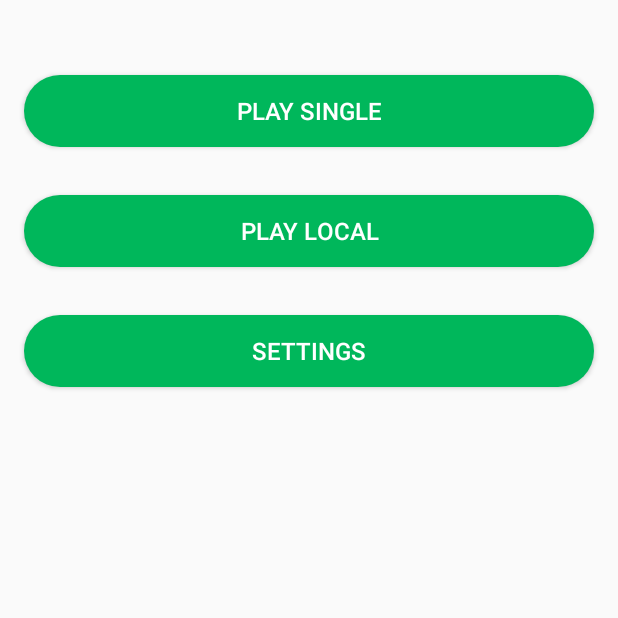
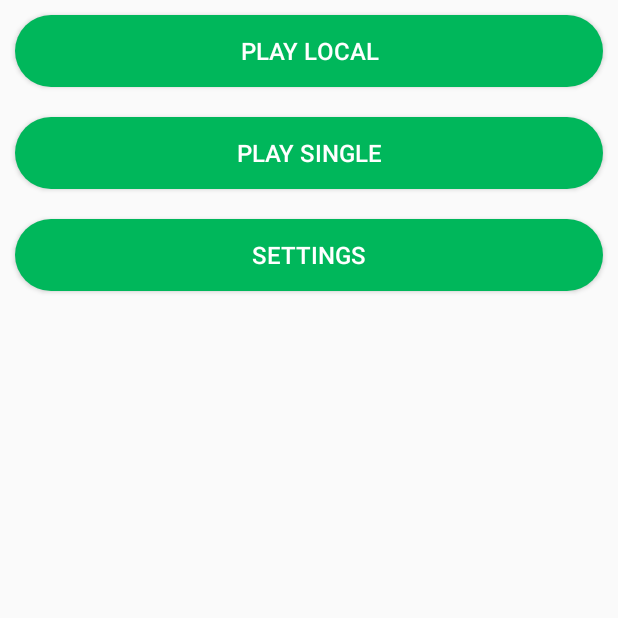
Before and after one commit to dawidd6/AndTTT, an Android app: the screen it shows after launch (MenuActivity before the commit, BaseActivity after it), on a phone screen of 412 x 824 dp, the top half of it. Run offline under Robolectric (Android 15) with nearby library versions, the phone set to English and light mode, and no system bars.

Commit message:
initial fragmentation

```diff
--- a/app/build.gradle
+++ b/app/build.gradle
@@ -26,6 +26,10 @@ android {
             }
         }
     }
+    compileOptions {
+        targetCompatibility 1.8
+        sourceCompatibility 1.8
+    }
 }
 
 dependencies {
--- a/app/src/main/java/com/github/dawidd6/andttt/BaseActivity.java
+++ b/app/src/main/java/com/github/dawidd6/andttt/BaseActivity.java
@@ -1,35 +1,60 @@
 package com.github.dawidd6.andttt;
 
 import android.app.Activity;
+import android.app.Fragment;
+import android.app.FragmentTransaction;
 import android.content.SharedPreferences;
 import android.graphics.Color;
 import android.os.Bundle;
 import android.preference.PreferenceManager;
+import android.support.v4.app.FragmentActivity;
+import android.util.Log;
+import android.view.WindowManager;
 import android.view.WindowManager;
 
-public abstract class BaseActivity extends Activity {
+public class BaseActivity extends Activity {
     protected boolean isNightModeEnabled;
     protected boolean isAnimationEnabled;
     protected boolean isStatusBarEnabled;
     protected int animation_duration;
     protected int colorForeground;
-    protected int colorBackground;
 
     @Override
     protected void onCreate(Bundle savedInstanceState) {
         SharedPreferences prefs = PreferenceManager.getDefaultSharedPreferences(this);
-        isNightModeEnabled = prefs.getBoolean("night_mode", false);
+
         isAnimationEnabled = prefs.getBoolean("animations", true);
         isStatusBarEnabled = prefs.getBoolean("show_status_bar", false);
+        isNightModeEnabled = prefs.getBoolean("night_mode", false);
 
-        colorBackground = getResources().getColor(isNightModeEnabled ? R.color.color_black : R.color.color_light);
+        animation_duration = isAnimationEnabled ? 600 : 0;
         colorForeground = isNightModeEnabled ? Color.WHITE : Color.BLACK;
-        animation_duration = isAnimationEnabled ? 600 : 0;
 
         if(isStatusBarEnabled)
             getWindow().clearFlags(WindowManager.LayoutParams.FLAG_FULLSCREEN);
 
         setTheme(isNightModeEnabled ? R.style.theme_dark : R.style.theme_light);
+
         super.onCreate(savedInstanceState);
+        setContentView(R.layout.activity);
+
+        replaceFragment(new MenuFragment(), R.id.placeholder1);
+    }
+
+    @Override
+    protected void onSaveInstanceState(Bundle outState) {
+        super.onSaveInstanceState(outState);
+
+    }
+
+    public void replaceFragment(Fragment frag, int layout){
+        FragmentTransaction t = getFragmentManager().beginTransaction();
+        t.setCustomAnimations(
+                R.animator.slide_in_left,
+                R.animator.slide_out_right,
+                R.animator.slide_in_right,
+                R.animator.slide_out_left);
+        t.replace(layout, frag);
+        t.commit();
     }
 }
--- a/app/src/main/java/com/github/dawidd6/andttt/MenuActivity.java
+++ b/app/src/main/java/com/github/dawidd6/andttt/MenuActivity.java
@@ -2,12 +2,8 @@ package com.github.dawidd6.andttt;
 
 import android.content.Intent;
 import android.os.Bundle;
-import android.os.Handler;
 import android.preference.PreferenceManager;
 import android.view.View;
-
-import com.daimajia.androidanimations.library.Techniques;
-import com.daimajia.androidanimations.library.YoYo;
 
 @SuppressWarnings("unused")
 public class MenuActivity extends BaseActivity {
@@ -15,7 +11,7 @@ public class MenuActivity extends BaseActivity {
     protected void onCreate(Bundle savedInstanceState) {
         PreferenceManager.setDefaultValues(this, R.xml.settings, false);
         super.onCreate(savedInstanceState);
-        setContentView(R.layout.activity_menu);
+        setContentView(R.layout.menu);
     }
 
     public void switchActivity(Class c) {
--- /dev/null
+++ b/app/src/main/java/com/github/dawidd6/andttt/MenuFragment.java
@@ -0,0 +1,24 @@
+package com.github.dawidd6.andttt;
+
+import android.app.Activity;
+import android.app.Fragment;
+import android.os.Bundle;
+import android.view.LayoutInflater;
+import android.view.View;
+import android.view.ViewGroup;
+import android.widget.Button;
+
+public class MenuFragment extends Fragment {
+    @Override
+    public View onCreateView(LayoutInflater inflater, ViewGroup parent, Bundle savedInstanceState) {
+        return inflater.inflate(R.layout.menu, parent, false);
+    }
+
+    @Override
+    public void onViewCreated(View view, Bundle savedInstanceState) {
+        Button settingsButton = view.findViewById(R.id.settingsButton);
+        settingsButton.setOnClickListener(v -> {
+            ((BaseActivity)getActivity()).replaceFragment(new SettingsFragment(), R.id.placeholder1);
+        });
+    }
+}
--- a/app/src/main/java/com/github/dawidd6/andttt/SettingsFragment.java
+++ b/app/src/main/java/com/github/dawidd6/andttt/SettingsFragment.java
@@ -1,17 +1,43 @@
 package com.github.dawidd6.andttt;
 
+import android.app.Activity;
+import android.content.Intent;
+import android.content.SharedPreferences;
 import android.os.Bundle;
+import android.os.Handler;
+import android.preference.Preference;
 import android.preference.PreferenceFragment;
+import android.preference.PreferenceManager;
+import android.preference.SwitchPreference;
+import android.util.Log;
+import android.view.WindowManager;
 
 public class SettingsFragment extends PreferenceFragment {
+    BaseActivity activity;
+
     @Override
     public void onCreate(Bundle savedInstanceState) {
         super.onCreate(savedInstanceState);
         addPreferencesFromResource(R.xml.settings);
-    }
+        setRetainInstance(true);
 
-    @Override
-    public void onActivityCreated(Bundle savedInstanceState) {
-        super.onActivityCreated(savedInstanceState);
+        PreferenceManager manager = getPreferenceManager();
+        Preference night_mode = manager.findPreference("night_mode");
+        Preference status_bar = manager.findPreference("show_status_bar");
+        activity = ((BaseActivity)getActivity());
+
+        night_mode.setOnPreferenceChangeListener((preference, newValue) -> {
+            Log.i("TAG", "changed theme");
+            new Handler().postDelayed(() -> activity.recreate(), 250);
+            return true;
+        });
+
+        status_bar.setOnPreferenceChangeListener((preference, newValue) -> {
+            Log.i("TAG", "changed status bar");
+            new Handler().postDelayed(() -> {
+
+            }, 250);
+            return true;
+        });
     }
 }
--- /dev/null
+++ b/app/src/main/res/animator/slide_in_left.xml
@@ -0,0 +1,12 @@
+<?xml version="1.0" encoding="utf-8"?>
+<set xmlns:android="http://schemas.android.com/apk/res/android" >
+
+    <objectAnimator
+        xmlns:android="http://schemas.android.com/apk/res/android"
+        android:duration="@integer/fragment_transition_duration"
+        android:propertyName="x"
+        android:valueFrom="-1000"
+        android:valueTo="0"
+        android:valueType="floatType" />
+
+</set>
--- /dev/null
+++ b/app/src/main/res/animator/slide_in_right.xml
@@ -0,0 +1,12 @@
+<?xml version="1.0" encoding="utf-8"?>
+<set xmlns:android="http://schemas.android.com/apk/res/android" >
+
+    <objectAnimator
+        xmlns:android="http://schemas.android.com/apk/res/android"
+        android:duration="@integer/fragment_transition_duration"
+        android:propertyName="x"
+        android:valueFrom="1000"
+        android:valueTo="0"
+        android:valueType="floatType" />
+
+</set>
--- /dev/null
+++ b/app/src/main/res/animator/slide_out_left.xml
@@ -0,0 +1,12 @@
+<?xml version="1.0" encoding="utf-8"?>
+<set xmlns:android="http://schemas.android.com/apk/res/android" >
+
+    <objectAnimator
+        xmlns:android="http://schemas.android.com/apk/res/android"
+        android:duration="@integer/fragment_transition_duration"
+        android:propertyName="x"
+        android:valueFrom="0"
+        android:valueTo="-1000"
+        android:valueType="floatType" />
+
+</set>
--- /dev/null
+++ b/app/src/main/res/layout/activity.xml
@@ -0,0 +1,17 @@
+<?xml version="1.0" encoding="utf-8"?>
+<LinearLayout xmlns:android="http://schemas.android.com/apk/res/android"
+    android:layout_width="match_parent"
+    android:layout_height="match_parent"
+    android:orientation="vertical" >
+
+    <FrameLayout
+        android:id="@+id/placeholder1"
+        android:layout_width="match_parent"
+        android:layout_height="wrap_content"></FrameLayout>
+
+    <FrameLayout
+        android:id="@+id/placeholder2"
+        android:layout_width="match_parent"
+        android:layout_height="wrap_content"></FrameLayout>
+
+</LinearLayout>
--- a/app/src/main/res/layout/activity_menu.xml
+++ /dev/null
@@ -1,57 +0,0 @@
-<android.support.constraint.ConstraintLayout xmlns:android="http://schemas.android.com/apk/res/android"
-    xmlns:app="http://schemas.android.com/apk/res-auto"
-    xmlns:tools="http://schemas.android.com/tools"
-    android:layout_width="match_parent"
-    android:layout_height="match_parent"
-    tools:context="com.github.dawidd6.andttt.MenuActivity">
-
-    <Button
-        android:id="@+id/localButton"
-        android:layout_width="0dp"
-        android:layout_height="wrap_content"
-        android:layout_marginEnd="16dp"
-        android:layout_marginStart="16dp"
-        android:layout_marginTop="32dp"
-        android:background="@drawable/rounded_button"
-        android:onClick="onClickPlayLocal"
-        android:text="@string/play_local"
-        android:textColor="@android:color/white"
-        android:textSize="16sp"
-        app:layout_constraintEnd_toEndOf="parent"
-        app:layout_constraintHorizontal_bias="0.0"
-        app:layout_constraintStart_toStartOf="parent"
-        app:layout_constraintTop_toBottomOf="@+id/singleButton" />
-
-    <Button
-        android:id="@+id/singleButton"
-        android:layout_width="0dp"
-        android:layout_height="wrap_content"
-        android:layout_marginEnd="16dp"
-        android:layout_marginStart="16dp"
-        android:layout_marginTop="50dp"
-        android:background="@drawable/rounded_button"
-        android:onClick="onClickPlaySingle"
-        android:text="@string/play_single"
-        android:textColor="@android:color/white"
-        android:textSize="16sp"
-        app:layout_constraintEnd_toEndOf="parent"
-        app:layout_constraintStart_toStartOf="parent"
-        app:layout_constraintTop_toTopOf="parent" />
-
-    <Button
-        android:id="@+id/settingsButton"
-        android:layout_width="0dp"
-        android:layout_height="wrap_content"
-        android:layout_marginEnd="16dp"
-        android:layout_marginStart="16dp"
-        android:layout_marginTop="32dp"
-        android:background="@drawable/rounded_button"
-        android:onClick="onClickSettings"
-        android:text="@string/settings"
-        android:textColor="@android:color/white"
-        android:textSize="16sp"
-        app:layout_constraintEnd_toEndOf="parent"
-        app:layout_constraintHorizontal_bias="0.0"
-        app:layout_constraintStart_toStartOf="parent"
-        app:layout_constraintTop_toBottomOf="@+id/localButton" />
-</android.support.constraint.ConstraintLayout>
--- /dev/null
+++ b/app/src/main/res/layout/menu.xml
@@ -0,0 +1,38 @@
+<LinearLayout xmlns:android="http://schemas.android.com/apk/res/android"
+    xmlns:app="http://schemas.android.com/apk/res-auto"
+    xmlns:tools="http://schemas.android.com/tools"
+    android:layout_width="match_parent"
+    android:layout_height="match_parent"
+    android:orientation="vertical"
+    tools:context="com.github.dawidd6.andttt.MenuActivity">
+
+    <Button
+        android:id="@+id/localButton"
+        android:layout_width="match_parent"
+        android:layout_height="wrap_content"
+        android:layout_margin="10dp"
+        android:background="@drawable/rounded_button"
+        android:text="@string/play_local"
+        android:textColor="@android:color/white"
+        android:textSize="16sp" />
+
+    <Button
+        android:id="@+id/singleButton"
+        android:layout_width="match_parent"
+        android:layout_height="wrap_content"
+        android:layout_margin="10dp"
+        android:background="@drawable/rounded_button"
+        android:text="@string/play_single"
+        android:textColor="@android:color/white"
+        android:textSize="16sp" />
+
+    <Button
+        android:id="@+id/settingsButton"
+        android:layout_width="match_parent"
+        android:layout_height="wrap_content"
+        android:layout_margin="10dp"
+        android:background="@drawable/rounded_button"
+        android:text="@string/settings"
+        android:textColor="@android:color/white"
+        android:textSize="16sp" />
+</LinearLayout>
--- /dev/null
+++ b/app/src/main/res/values/integers.xml
@@ -0,0 +1,4 @@
+<?xml version="1.0" encoding="utf-8"?>
+<resources>
+    <integer name="fragment_transition_duration">500</integer>
+</resources>
```
Also changed, not shown: app/src/main/AndroidManifest.xml (+3 -4 lines), app/src/main/res/animator/slide_out_right.xml (added, +12 -0 lines).
